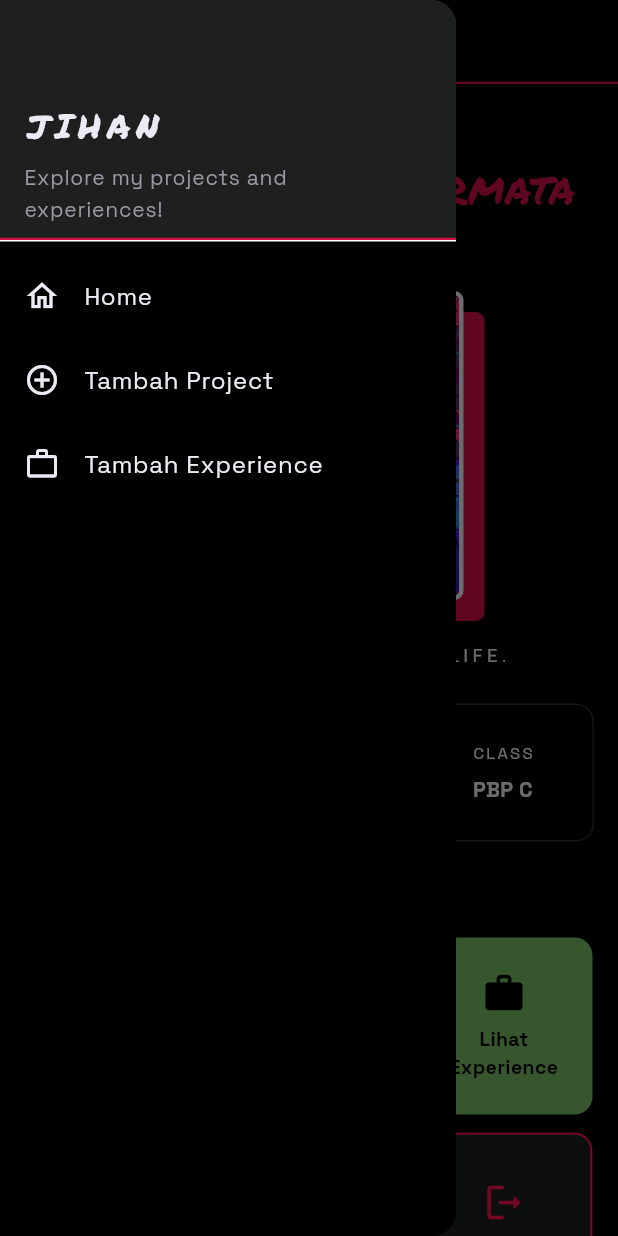
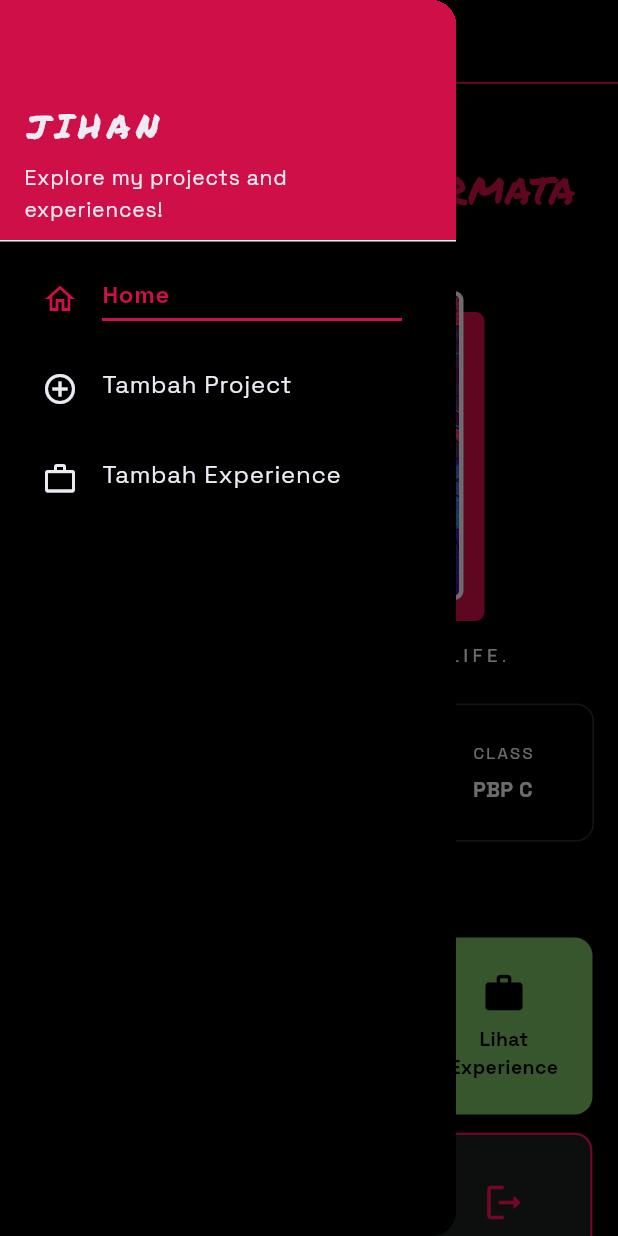
Before and after one commit to JihanN-arch/myportofolio-mobile-pbp, a Flutter app: the screen it shows after launch, in the side drawer, after a tap on "Tambah Project", on a phone screen of 412 x 824 dp. Run offline on Flutter 3.47's test engine with Material 3 defaults, Android fonts, the phone set to English and light mode, and no system bars; our stand-ins replace material_ui; project files that could hold a hidden picture were left out.

Commit message:
feat: tambahtomobol 'tambah experience' ke home dan drawer dgn active indicator

```diff
--- a/lib/screens/menu.dart
+++ b/lib/screens/menu.dart
@@ -1,4 +1,4 @@
-import 'package:flutter/material.dart';
+import 'package:material_ui/material_ui.dart';
 import 'package:myportofolio_mobile/app_colors.dart';
 import 'package:myportofolio_mobile/app_text_styles.dart';
 import 'package:myportofolio_mobile/screens/experience_page.dart';
@@ -51,8 +51,9 @@ class MyHomePage extends StatelessWidget {
     ItemHomepage(
       "Tambah Project",
       Icons.add_circle_rounded,
-      AppColors.white,
-      foregroundColor: AppColors.black,
+      AppColors.carbonBlack,
+      foregroundColor: AppColors.red,
+      borderColor: AppColors.red,
       page: ProjectFormPage(),
     ),
     // tambah experience -> halaman form
--- a/lib/widgets/left_drawer.dart
+++ b/lib/widgets/left_drawer.dart
@@ -1,13 +1,31 @@
-import 'package:flutter/material.dart';
+import 'package:material_ui/material_ui.dart';
 import 'package:myportofolio_mobile/app_colors.dart';
 import 'package:myportofolio_mobile/app_text_styles.dart';
 import 'package:myportofolio_mobile/screens/experience_form.dart';
 import 'package:myportofolio_mobile/screens/menu.dart';
 import 'package:myportofolio_mobile/screens/project_form.dart';
 
-/// Drawer navigasi yang muncul dari sisi kiri layar.
+enum DrawerDestination { home, addProject, addExperience }
+
 class LeftDrawer extends StatelessWidget {
-  const LeftDrawer({super.key});
+  final DrawerDestination current;
+
+  const LeftDrawer({super.key, this.current = DrawerDestination.home});
+
+  void _navigate(
+    BuildContext context,
+    DrawerDestination destination,
+    Widget page,
+  ) {
+    if (destination == current) {
+      Navigator.pop(context);
+      return;
+    }
+    Navigator.pushReplacement(
+      context,
+      MaterialPageRoute(builder: (context) => page),
+    );
+  }
 
   @override
   Widget build(BuildContext context) {
@@ -16,10 +34,9 @@ class LeftDrawer extends StatelessWidget {
       child: ListView(
         padding: EdgeInsets.zero,
         children: [
-          // Bagian header drawer.
           const DrawerHeader(
             decoration: BoxDecoration(
-              color: AppColors.carbonBlack,
+              color: AppColors.red,
               border: Border(
                 bottom: BorderSide(color: AppColors.red, width: 1.5),
               ),
@@ -32,56 +49,92 @@ class LeftDrawer extends StatelessWidget {
                 SizedBox(height: 8),
                 Text(
                   'Explore my projects and experiences!',
-                  style: TextStyle(color: AppColors.muted, fontSize: 14),
+                  style: TextStyle(color: AppColors.white, fontSize: 14),
                 ),
               ],
             ),
           ),
 
-          // Bagian routing.
-          ListTile(
-            leading: const Icon(Icons.home_outlined, color: AppColors.white),
-            title: const Text('Home'),
-            // Navigasi ke halaman utama.
-            onTap: () {
-              Navigator.pushReplacement(
-                context,
-                MaterialPageRoute(builder: (context) => const MyHomePage()),
-              );
-            },
+          _DrawerItem(
+            icon: Icons.home_outlined,
+            label: 'Home',
+            selected: current == DrawerDestination.home,
+            onTap: () =>
+                _navigate(context, DrawerDestination.home, const MyHomePage()),
           ),
-          ListTile(
-            leading: const Icon(
-              Icons.add_circle_outline,
-              color: AppColors.white,
+          _DrawerItem(
+            icon: Icons.add_circle_outline,
+            label: 'Tambah Project',
+            selected: current == DrawerDestination.addProject,
+            onTap: () => _navigate(
+              context,
+              DrawerDestination.addProject,
+              const ProjectFormPage(),
             ),
-            title: const Text('Tambah Project'),
-            // Navigasi ke halaman form tambah project.
-            onTap: () {
-              Navigator.pushReplacement(
-                context,
-                MaterialPageRoute(
-                  builder: (context) => const ProjectFormPage(),
-                ),
-              );
-            },
           ),
-
-          ListTile(
-            leading: const Icon(Icons.work_outline, color: AppColors.white),
-            title: const Text("Tambah Experience"),
-
-            onTap: () {
-              Navigator.pushReplacement(
-                context,
-                MaterialPageRoute(
-                  builder: (context) => const ExperienceFormPage(),
-                ),
-              );
-            },
+          _DrawerItem(
+            icon: Icons.work_outline,
+            label: 'Tambah Experience',
+            selected: current == DrawerDestination.addExperience,
+            onTap: () => _navigate(
+              context,
+              DrawerDestination.addExperience,
+              const ExperienceFormPage(),
+            ),
           ),
         ],
       ),
     );
   }
 }
+
+class _DrawerItem extends StatelessWidget {
+  final IconData icon;
+  final String label;
+  final bool selected;
+  final VoidCallback onTap;
+
+  const _DrawerItem({
+    required this.icon,
+    required this.label,
+    required this.selected,
+    required this.onTap,
+  });
+
+  @override
+  Widget build(BuildContext context) {
+    final color = selected ? AppColors.red : AppColors.white;
+
+    return Padding(
+      padding: const EdgeInsets.symmetric(horizontal: 12, vertical: 2),
+      child: ListTile(
+        leading: Icon(icon, color: color),
+        title: IntrinsicWidth(
+          child: Column(
+            crossAxisAlignment: CrossAxisAlignment.stretch,
+            mainAxisSize: MainAxisSize.min,
+            children: [
+              Text(
+                label,
+                style: TextStyle(
+                  color: color,
+                  fontWeight: selected ? FontWeight.bold : FontWeight.normal,
+                ),
+              ),
+              const SizedBox(height: 4),
+              Container(
+                height: 2,
+                color: selected ? AppColors.red : Colors.transparent,
+              ),
+            ],
+          ),
+        ),
+        hoverColor: AppColors.white.withAlpha(15),
+        shape: const RoundedRectangleBorder(
+          borderRadius: BorderRadius.all(Radius.circular(12)),
+        ),
+        onTap: onTap,
+      ),
+    );
+  }
+}
```
